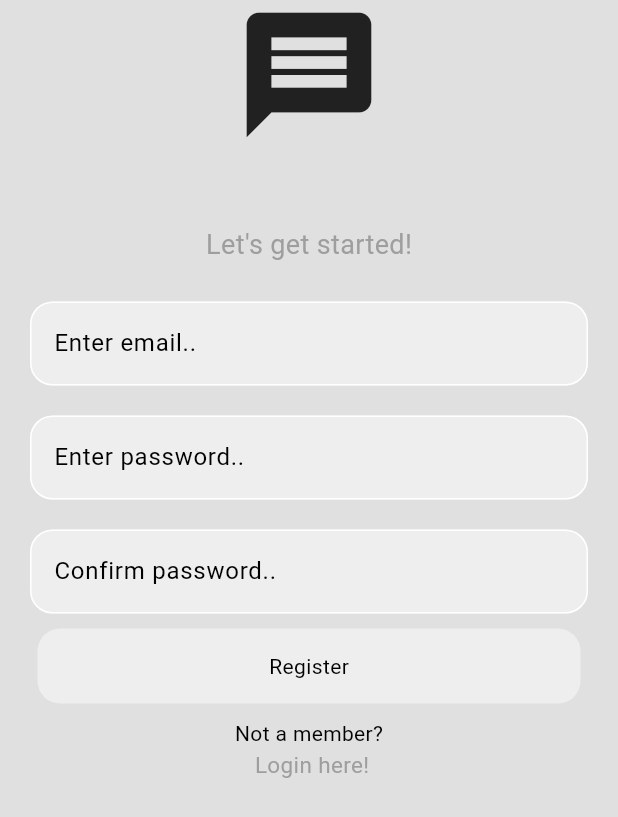
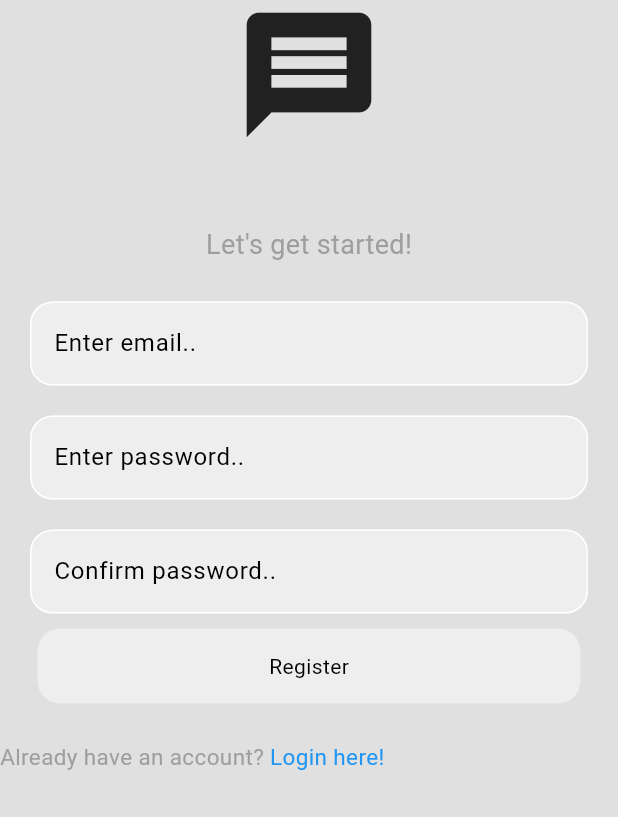
Before and after one commit to Odhi-ambo/messaging_app, a Flutter app: the RegisterPage screen opened directly, on a phone screen of 412 x 824 dp. Shown: the top 817 px of the screen. Run offline on Flutter 3.47's test engine with Material 3 defaults, Android fonts, the phone set to English and light mode, and no system bars.

Commit message:
registration page

```diff
--- a/lib/pages/register_page.dart
+++ b/lib/pages/register_page.dart
@@ -58,15 +58,20 @@ class RegisterPage extends StatelessWidget {
               //register button
               MyButton(text: 'Register', onTap: register),
               const SizedBox(
-              height: 10,
+                height: 25,
               ),
 
               //login button
-            Text('Not a member?'),
+              Row(children: [
+                Text('Already have an account?',
+                    style: TextStyle(
+                        color: Theme.of(context).colorScheme.primary,
+                        fontSize: 15)),
                 Text(' Login here!',
-                style: TextStyle(
-                    color: Theme.of(context).colorScheme.primary, fontSize: 15))
-          ])),
+                    style: TextStyle(color: Colors.blue, fontSize: 15)),
+              ]),
+            ]),
+      ),
     );
   }
 }
```
Lines whose indentation alone changed are shown as unchanged.
